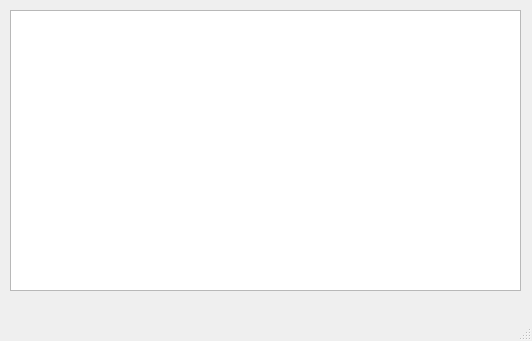
First picture: the form in main.ui, repository ArtemTeleluhin/Coffee, before the edit.
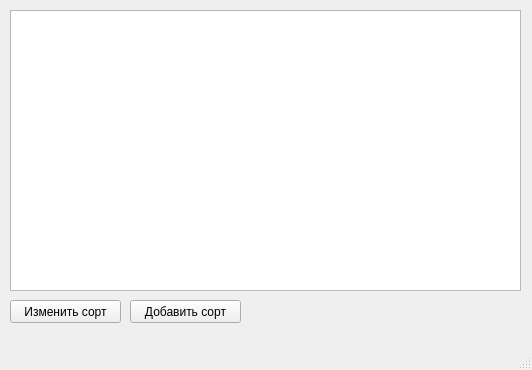
Second picture: the form after the edit.

The edit to the form file:
```diff
--- a/main.ui
+++ b/main.ui
@@ -7,7 +7,7 @@
     <x>0</x>
     <y>0</y>
     <width>532</width>
-    <height>341</height>
+    <height>370</height>
    </rect>
   </property>
   <property name="windowTitle">
@@ -24,6 +24,32 @@
      </rect>
     </property>
    </widget>
+   <widget class="QPushButton" name="changeButton">
+    <property name="geometry">
+     <rect>
+      <x>10</x>
+      <y>300</y>
+      <width>111</width>
+      <height>23</height>
+     </rect>
+    </property>
+    <property name="text">
+     <string>Изменить сорт</string>
+    </property>
+   </widget>
+   <widget class="QPushButton" name="addButton">
+    <property name="geometry">
+     <rect>
+      <x>130</x>
+      <y>300</y>
+      <width>111</width>
+      <height>23</height>
+     </rect>
+    </property>
+    <property name="text">
+     <string>Добавить сорт</string>
+    </property>
+   </widget>
   </widget>
   <widget class="QMenuBar" name="menubar">
    <property name="geometry">
```
